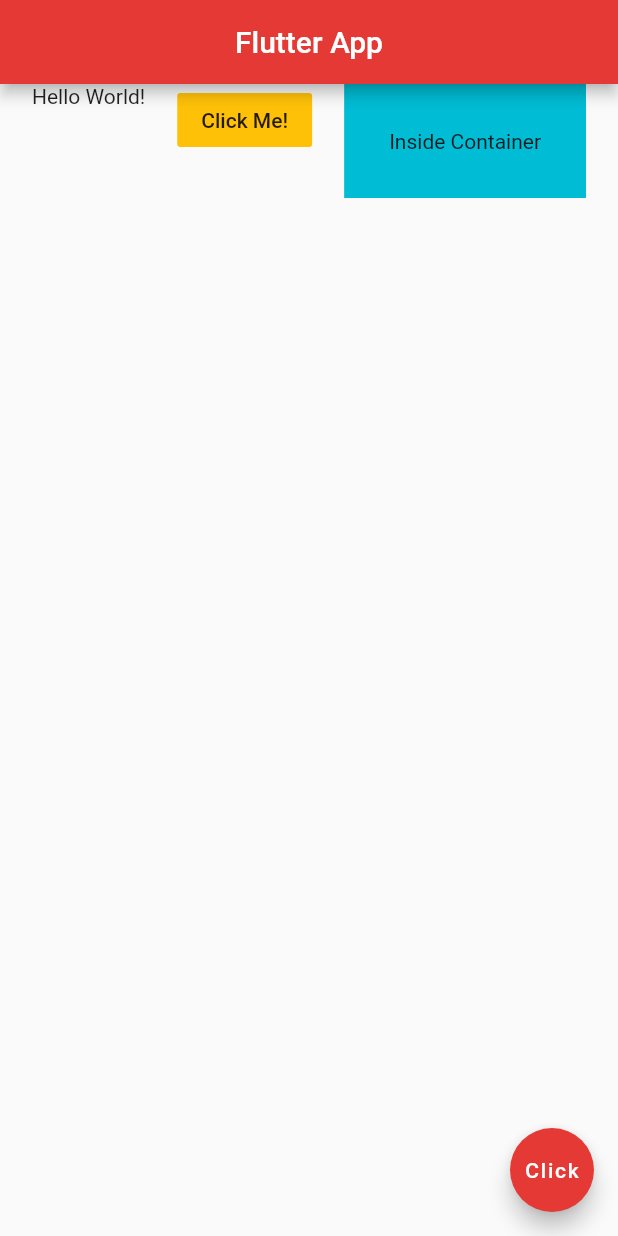
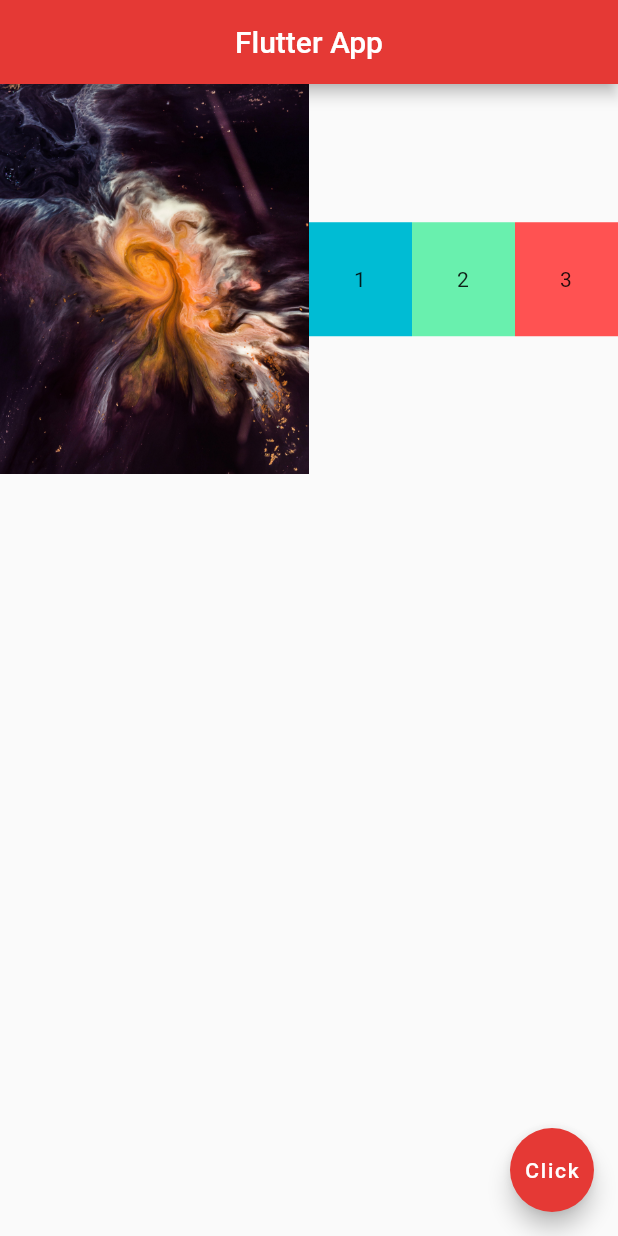
Before and after one commit to dwikiar/first_flutter_app, a Flutter app: the screen it shows after launch, on a phone screen of 412 x 824 dp. Run offline on Flutter 3.47's test engine with Material 2 defaults, Android fonts, the phone set to English and light mode, and no system bars.

Commit message:
Done Project

```diff
--- a/lib/main.dart
+++ b/lib/main.dart
@@ -15,24 +15,37 @@ class Home extends StatelessWidget {
         centerTitle: true,
         backgroundColor: Colors.red[600],
       ),
-      body: Row (
-        mainAxisAlignment: MainAxisAlignment.spaceEvenly,
-        crossAxisAlignment: CrossAxisAlignment.start,
+      body: Row(
         children: <Widget> [
-          Text("Hello World!"),
-          FlatButton(
-              onPressed: () {
-                print ("It's Work!");
-              },
-              color: Colors.amber,
-              child: Text("Click Me!")
+          Expanded(
+              child: Image.asset(
+                  'assets/space-2.jpg'),
+            flex: 3,
           ),
-          Container(
-            color: Colors.cyan,
-            padding: EdgeInsets.all(30.0),
-//            margin: EdgeInsets.all(10.0),
-            child: Text("Inside Container"),
+          Expanded(
+            flex: 1,
+            child: Container(
+              padding: EdgeInsets.all(30.0),
+              color: Colors.cyan,
+              child: Text('1'),
+            ),
           ),
+          Expanded(
+            flex: 1,
+            child: Container(
+              padding: EdgeInsets.all(30.0),
+              color: Colors.greenAccent,
+              child: Text('2'),
+            ),
+          ),
+          Expanded(
+            flex: 1,
+            child: Container(
+              padding: EdgeInsets.all(30.0),
+              color: Colors.redAccent,
+              child: Text('3'),
+            ),
+          )
         ],
       ),
       floatingActionButton: FloatingActionButton(
```
